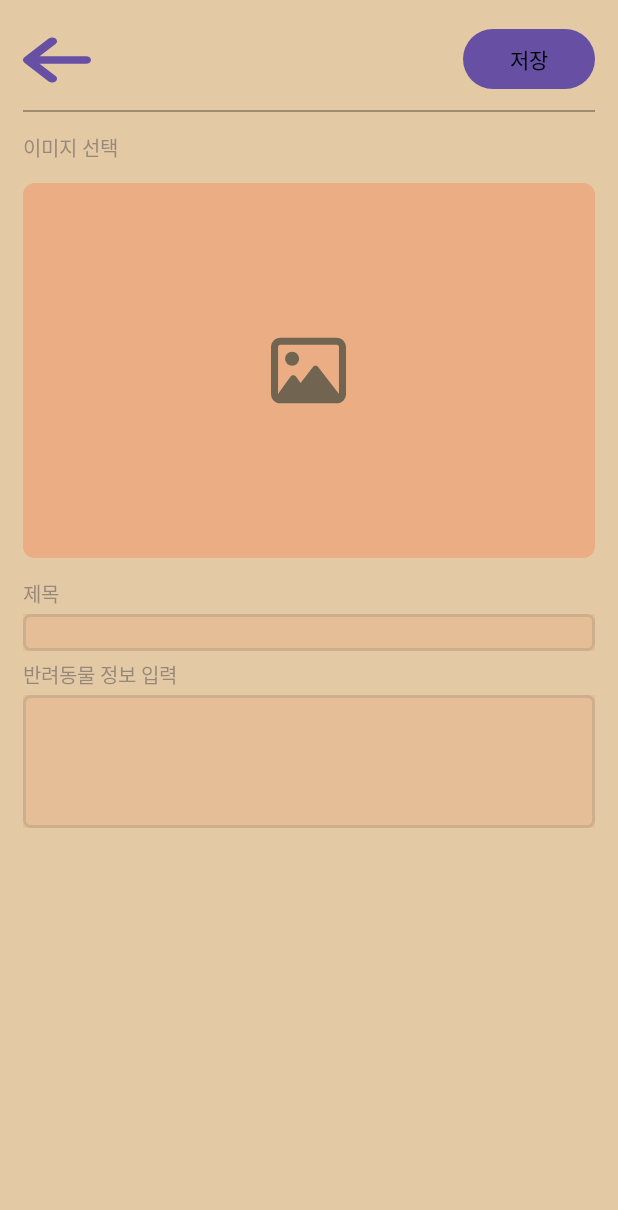
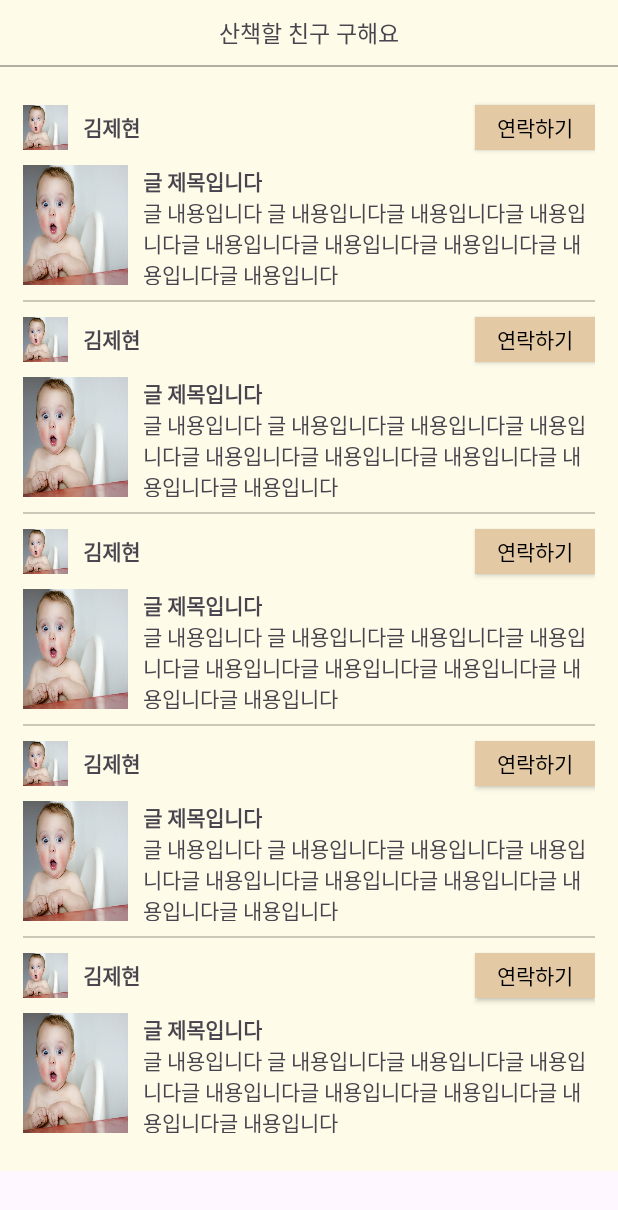
Before and after one commit to dlsrks0631/petner_mobile_app, an Android app: the screen it shows after launch (MainActivity before the commit, showpost_activity after it), on a phone screen of 412 x 824 dp. Shown: the top 1210 px of the screen. Run offline under Robolectric (Android 15) with nearby library versions, the phone set to English and light mode, and no system bars.

Commit message:
create post screen

```diff
--- a/app/src/main/AndroidManifest.xml
+++ b/app/src/main/AndroidManifest.xml
@@ -1,6 +1,6 @@
 <?xml version="1.0" encoding="utf-8"?>
 <manifest xmlns:android="http://schemas.android.com/apk/res/android"
-          xmlns:tools="http://schemas.android.com/tools">
+    xmlns:tools="http://schemas.android.com/tools" >
 
     <application
         android:allowBackup="true"
@@ -11,14 +11,17 @@
         android:roundIcon="@mipmap/ic_launcher_round"
         android:supportsRtl="true"
         android:theme="@style/Theme.PETner"
-            tools:targetApi="31">
+        tools:targetApi="31" >
         <activity
-                android:name=".MainActivity"
-                android:exported="true">
+            android:name=".addpost_activity"
+            android:exported="false" />
+        <activity
+            android:name=".showpost_activity"
+            android:exported="true" >
             <intent-filter>
-                <action android:name="android.intent.action.MAIN"/>
+                <action android:name="android.intent.action.MAIN" />
 
-                <category android:name="android.intent.category.LAUNCHER"/>
+                <category android:name="android.intent.category.LAUNCHER" />
             </intent-filter>
         </activity>
     </application>
--- a/app/src/main/java/com/example/petner/MainActivity.kt
+++ b/app/src/main/java/com/example/petner/addpost_activity.kt
@@ -3,9 +3,9 @@ package com.example.petner
 import androidx.appcompat.app.AppCompatActivity
 import android.os.Bundle
 
-class MainActivity : AppCompatActivity() {
+class addpost_activity : AppCompatActivity() {
     override fun onCreate(savedInstanceState: Bundle?) {
         super.onCreate(savedInstanceState)
-        setContentView(R.layout.activity_main)
+        setContentView(R.layout.add_post)
     }
 }
--- /dev/null
+++ b/app/src/main/java/com/example/petner/showpost_activity.kt
@@ -0,0 +1,11 @@
+package com.example.petner
+
+import androidx.appcompat.app.AppCompatActivity
+import android.os.Bundle
+
+class showpost_activity : AppCompatActivity() {
+    override fun onCreate(savedInstanceState: Bundle?) {
+        super.onCreate(savedInstanceState)
+        setContentView(R.layout.show_post)
+    }
+}
--- a/app/src/main/res/drawable/border_radius.xml
+++ b/app/src/main/res/drawable/border_radius.xml
@@ -1,5 +1,6 @@
 <?xml version="1.0" encoding="utf-8"?>
 <shape xmlns:android="http://schemas.android.com/apk/res/android">
-    <solid android:color="#80FF5722"/> <!-- 투명한 검은색 -->
+    <solid android:color="#ffffff"/>
+    <stroke android:width="2dp" android:color="#000000"/>
     <corners android:radius="8dp"/>
 </shape>
--- /dev/null
+++ b/app/src/main/res/drawable/border_radius_post.xml
@@ -0,0 +1,10 @@
+<?xml version="1.0" encoding="utf-8"?>
+<shape xmlns:android="http://schemas.android.com/apk/res/android">
+
+    <solid
+            android:color="@color/colorFocus"/>
+
+    <corners
+            android:radius="10dp"/>
+
+</shape>
--- a/app/src/main/res/drawable/edit_text_style.xml
+++ b/app/src/main/res/drawable/edit_text_style.xml
@@ -3,7 +3,7 @@
     <!-- 기존 배경 스타일 -->
     <item>
         <shape>
-            <solid android:color="#80FF5722"/> <!-- 여기에 원하는 배경색을 설정 -->
+            <solid android:color="#ffffff"/> <!-- 여기에 원하는 배경색을 설정 -->
         </shape>
     </item>
 
@@ -12,7 +12,7 @@
         <shape>
             <stroke
                     android:width="2dp"
-                    android:color="#80000000"/> <!-- 테두리 색상 및 두께 -->
+                    android:color="@color/black"/> <!-- 테두리 색상 및 두께 -->
             <corners android:radius="4dp"/> <!-- 모서리 둥글기 -->
         </shape>
     </item>
--- /dev/null
+++ b/app/src/main/res/drawable/round_black_border.xml
@@ -0,0 +1,10 @@
+<?xml version="1.0" encoding="utf-8"?>
+<selector xmlns:android="http://schemas.android.com/apk/res/android">
+    <shape xmlns:android="http://schemas.android.com/apk/res/android">
+        <solid android:color="@android:color/transparent"/> <!-- 배경색 -->
+        <stroke android:width="3dp"
+                android:color="@android:color/black"/> <!-- 테두리 색상과 두께 -->
+        <corners android:radius="10dp"/> <!-- 모서리 둥근 정도 -->
+    </shape>
+
+</selector>
--- a/app/src/main/res/layout/activity_main.xml
+++ b/app/src/main/res/layout/add_post.xml
@@ -4,8 +4,8 @@
 		xmlns:tools="http://schemas.android.com/tools"
 		android:layout_width="match_parent"
 		android:layout_height="match_parent"
-		tools:context=".MainActivity"
-		android:background="@color/colorFocus"
+		tools:context=".addpost_activity"
+		android:background="@color/colorBackground"
 		android:orientation="vertical">
 
 	<LinearLayout
@@ -71,8 +71,7 @@
 			<FrameLayout
 					android:layout_width="match_parent"
 					android:layout_height="250dp"
-					android:background="@drawable/border_radius"
-					android:alpha="0.5">
+					android:background="@drawable/border_radius">
 				<ImageView
 						android:layout_width="50dp"
 						android:layout_height="50dp"
@@ -99,15 +98,14 @@
 					android:alpha="0.5"/>
 			<View
 					android:layout_width="match_parent"
-					android:layout_height="3dp"/>
+					android:layout_height="5dp"/>
 			<EditText
 					android:layout_width="match_parent"
 					android:layout_height="wrap_content"
-					android:background="@drawable/edit_text_style"
-					android:alpha="0.2"/>
+					android:background="@drawable/edit_text_style"/>
 			<View
 					android:layout_width="match_parent"
-					android:layout_height="5dp"/>
+					android:layout_height="13dp"/>
 			<TextView
 					android:layout_width="wrap_content"
 					android:layout_height="wrap_content"
@@ -116,7 +114,7 @@
 					android:alpha="0.5"/>
 			<View
 					android:layout_width="match_parent"
-					android:layout_height="3dp"/>
+					android:layout_height="5dp"/>
 			<EditText
 					android:layout_width="match_parent"
 					android:layout_height="wrap_content"
@@ -124,8 +122,7 @@
 					android:inputType="textMultiLine"
 					android:minLines="4"
 					android:maxLines="10"
-					android:scrollbars="vertical"
-					android:alpha="0.2"/>
+					android:scrollbars="vertical"/>
 		</LinearLayout>
 	</LinearLayout>
 </LinearLayout>
--- /dev/null
+++ b/app/src/main/res/layout/post_layout.xml
@@ -0,0 +1,83 @@
+<?xml version="1.0" encoding="utf-8"?>
+<LinearLayout xmlns:android="http://schemas.android.com/apk/res/android"
+              android:layout_width="wrap_content"
+              android:layout_height="wrap_content"
+        android:orientation="vertical"
+        android:layout_marginBottom="10dp">
+    <LinearLayout
+            android:layout_width="match_parent"
+            android:layout_height="wrap_content"
+            android:orientation="vertical"
+            >
+
+        <LinearLayout
+                android:layout_width="match_parent"
+                android:layout_height="50dp"
+
+                android:gravity="center">
+
+            <LinearLayout
+                    android:layout_width="0dp"
+                    android:layout_height="wrap_content"
+                    android:layout_weight="1"
+                    android:orientation="horizontal">
+
+                <ImageView
+                        android:layout_width="30dp"
+                        android:layout_height="30dp"
+                        android:background="@drawable/baby"
+                        android:layout_marginRight="10dp"/>
+
+
+                <TextView
+                        android:layout_width="wrap_content"
+                        android:layout_height="wrap_content"
+                        android:text="김제현"
+                        android:textStyle="bold"
+                        android:layout_gravity="center"/>
+            </LinearLayout>
+
+            <android.widget.Button
+                    android:layout_width="80dp"
+                    android:layout_height="30dp"
+                    android:text="연락하기"
+                    android:background="@color/colorFocus"
+                    android:textColor="@color/black"
+                    />
+        </LinearLayout>
+
+
+    </LinearLayout>
+
+    <LinearLayout
+            android:layout_width="match_parent"
+            android:layout_height="80dp">
+
+        <ImageView
+                android:layout_width="70dp"
+                android:layout_height="wrap_content"
+                android:background="@drawable/baby">
+        </ImageView>
+
+        <View
+                android:layout_width="10dp"
+                android:layout_height="match_parent"/>
+
+        <LinearLayout
+                android:layout_width="wrap_content"
+                android:layout_height="wrap_content"
+                android:orientation="vertical">
+
+            <TextView
+                    android:layout_width="wrap_content"
+                    android:layout_height="wrap_content"
+                    android:text="글 제목입니다"
+                    android:textStyle="bold"/>
+
+            <TextView
+                    android:layout_width="wrap_content"
+                    android:layout_height="wrap_content"
+                    android:text="글 내용입니다 글 내용입니다글 내용입니다글 내용입니다글 내용입니다글 내용입니다글 내용입니다글 내용입니다글 내용입니다"/>
+        </LinearLayout>
+    </LinearLayout>
+</LinearLayout>
--- /dev/null
+++ b/app/src/main/res/layout/show_post.xml
@@ -0,0 +1,86 @@
+<?xml version="1.0" encoding="utf-8"?>
+<LinearLayout
+        android:layout_height="wrap_content"
+        android:layout_width="match_parent"
+        xmlns:android="http://schemas.android.com/apk/res/android"
+        xmlns:tools="http://schemas.android.com/tools"
+        android:background="@color/colorBackground"
+        android:orientation="vertical">
+
+    <!-- 상단 고정 텍스트 -->
+    <LinearLayout
+            android:layout_width="match_parent"
+            android:layout_height="wrap_content"
+            android:orientation="vertical"
+            android:background="@color/colorBackground">
+
+        <View
+                android:layout_width="match_parent"
+                android:layout_height="10dp"/>
+
+        <TextView
+                android:layout_width="wrap_content"
+                android:layout_height="wrap_content"
+                android:text="산책할 친구 구해요"
+                android:layout_gravity="center"
+                android:textSize="15sp"/>
+
+        <View
+                android:layout_width="match_parent"
+                android:layout_height="10dp"/>
+
+        <View
+                android:layout_width="match_parent"
+                android:layout_height="1dp"
+                android:background="@color/black"
+                android:alpha="0.3"/>
+    </LinearLayout>
+
+    <!-- 스크롤 가능한 게시물 목록 -->
+    <ScrollView
+            android:layout_width="match_parent"
+            android:layout_height="0dp"
+            android:layout_weight="1"
+            android:layout_margin="15dp"
+            tools:context=".showpost_activity">
+
+        <LinearLayout
+                android:layout_width="match_parent"
+                android:layout_height="wrap_content"
+                android:orientation="vertical"
+                android:background="@color/colorBackground">
+
+            <include layout="@layout/post_layout"/>
+
+            <View
+                    android:layout_width="match_parent"
+                    android:layout_height="1dp"
+                    android:background="@color/black"
+                    android:alpha="0.2"/>
+
+            <include layout="@layout/post_layout"/>
+
+            <View
+                    android:layout_width="match_parent"
+                    android:layout_height="1dp"
+                    android:background="@color/black"
+                    android:alpha="0.2"/>
+
+            <include layout="@layout/post_layout"/>
+            <View
+                    android:layout_width="match_parent"
+                    android:layout_height="1dp"
+                    android:background="@color/black"
+                    android:alpha="0.2"/>
+            <include layout="@layout/post_layout"/>
+
+            <View
+                    android:layout_width="match_parent"
+                    android:layout_height="1dp"
+                    android:background="@color/black"
+                    android:alpha="0.2"/>
+
+            <include layout="@layout/post_layout"/>
+        </LinearLayout>
+    </ScrollView>
+</LinearLayout>
```
Also changed, not shown: app/src/main/res/drawable/baby.jpg (added). Lines whose indentation alone changed are shown as unchanged.
